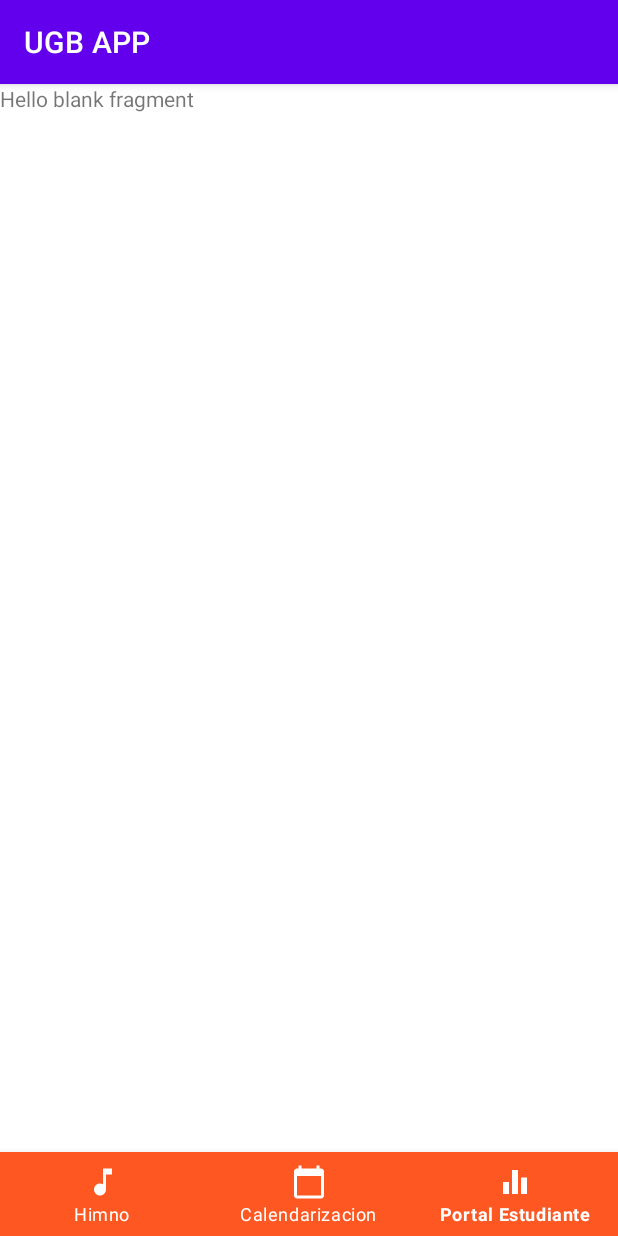
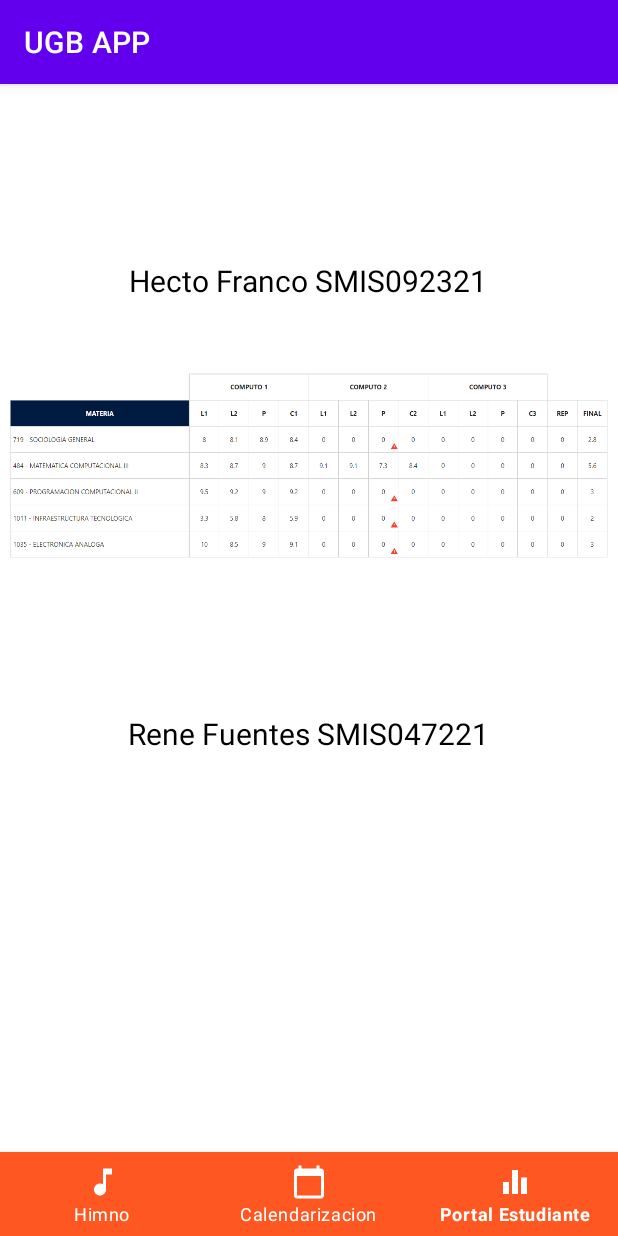
Before and after one commit to HectorFranc0u/UGBAPP, an Android app: the screen it shows after launch (MainActivity), item 3 of the bottom bar chosen, on a phone screen of 412 x 824 dp. Run offline under Robolectric (Android 15) with nearby library versions, the phone set to English and light mode, and no system bars.

Commit message:
commit 2

```diff
--- a/app/src/main/java/com/example/ugbapp/packages/HimnoFragment.kt
+++ b/app/src/main/java/com/example/ugbapp/packages/HimnoFragment.kt
@@ -87,7 +87,7 @@ class HimnoFragment : Fragment() {
                 "el progreso cual noble ideal."
 
         btn_Himno.setOnClickListener{
-            val mp = MediaPlayer.create(this,R.raw.himno_ugb)
+            val mp = MediaPlayer.create(activity,R.raw.himno_ugb)
             mp.start()
         }
     }
--- a/app/src/main/res/layout/fragment_notas.xml
+++ b/app/src/main/res/layout/fragment_notas.xml
@@ -1,14 +1,48 @@
 <?xml version="1.0" encoding="utf-8"?>
-<FrameLayout xmlns:android="http://schemas.android.com/apk/res/android"
+<androidx.constraintlayout.widget.ConstraintLayout xmlns:android="http://schemas.android.com/apk/res/android"
+    xmlns:app="http://schemas.android.com/apk/res-auto"
     xmlns:tools="http://schemas.android.com/tools"
     android:layout_width="match_parent"
     android:layout_height="match_parent"
+    android:background="#FFFFFF"
     tools:context=".packages.NotasFragment">
 
-    <!-- TODO: Update blank fragment layout -->
+    <ImageView
+        android:id="@+id/imageView2"
+        android:layout_width="405dp"
+        android:layout_height="310dp"
+        android:src="@drawable/screenshot_2022_04_30_134849"
+        app:layout_constraintBottom_toBottomOf="parent"
+        app:layout_constraintEnd_toEndOf="parent"
+        app:layout_constraintStart_toStartOf="parent"
+        app:layout_constraintTop_toTopOf="parent"
+        app:layout_constraintVertical_bias="0.237" />
+
     <TextView
-        android:layout_width="match_parent"
-        android:layout_height="match_parent"
-        android:text="@string/hello_blank_fragment" />
+        android:id="@+id/textView"
+        android:layout_width="wrap_content"
+        android:layout_height="wrap_content"
+        android:text="Hecto Franco SMIS092321"
+        android:textColor="#000000"
+        android:textSize="20sp"
+        app:layout_constraintBottom_toBottomOf="parent"
+        app:layout_constraintEnd_toEndOf="parent"
+        app:layout_constraintHorizontal_bias="0.497"
+        app:layout_constraintStart_toStartOf="parent"
+        app:layout_constraintTop_toTopOf="parent"
+        app:layout_constraintVertical_bias="0.171" />
 
-</FrameLayout>
+    <TextView
+        android:id="@+id/textView2"
+        android:layout_width="wrap_content"
+        android:layout_height="wrap_content"
+        android:text="Rene Fuentes SMIS047221"
+        android:textColor="#000000"
+        android:textSize="20sp"
+        app:layout_constraintBottom_toBottomOf="parent"
+        app:layout_constraintEnd_toEndOf="parent"
+        app:layout_constraintHorizontal_bias="0.497"
+        app:layout_constraintStart_toStartOf="parent"
+        app:layout_constraintTop_toTopOf="parent"
+        app:layout_constraintVertical_bias="0.612" />
+</androidx.constraintlayout.widget.ConstraintLayout>
```
Also changed, not shown: app/src/main/res/layout/fragment_calendario.xml (+16 -1 lines), app/src/main/res/layout/fragment_himno.xml (+16 -5 lines), app/src/main/res/drawable/calendarizacion.jpg (added), app/src/main/res/drawable/screenshot_2022_04_30_134849.png (added).
